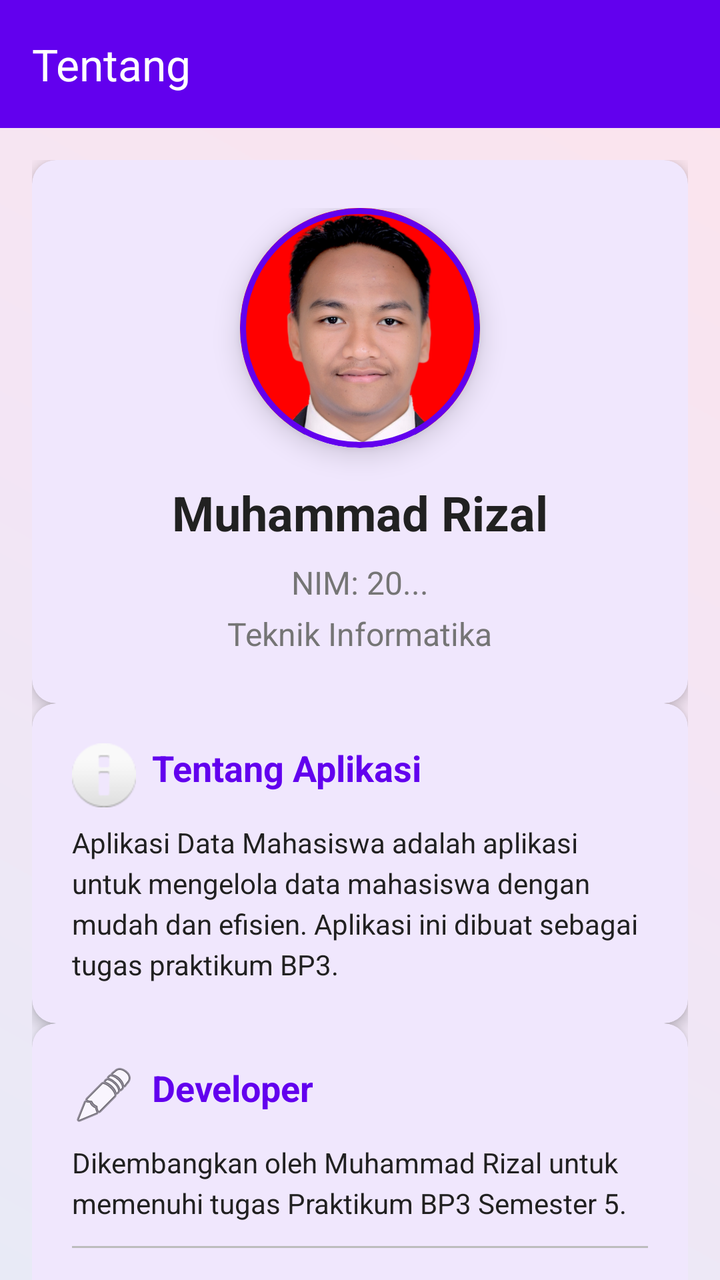
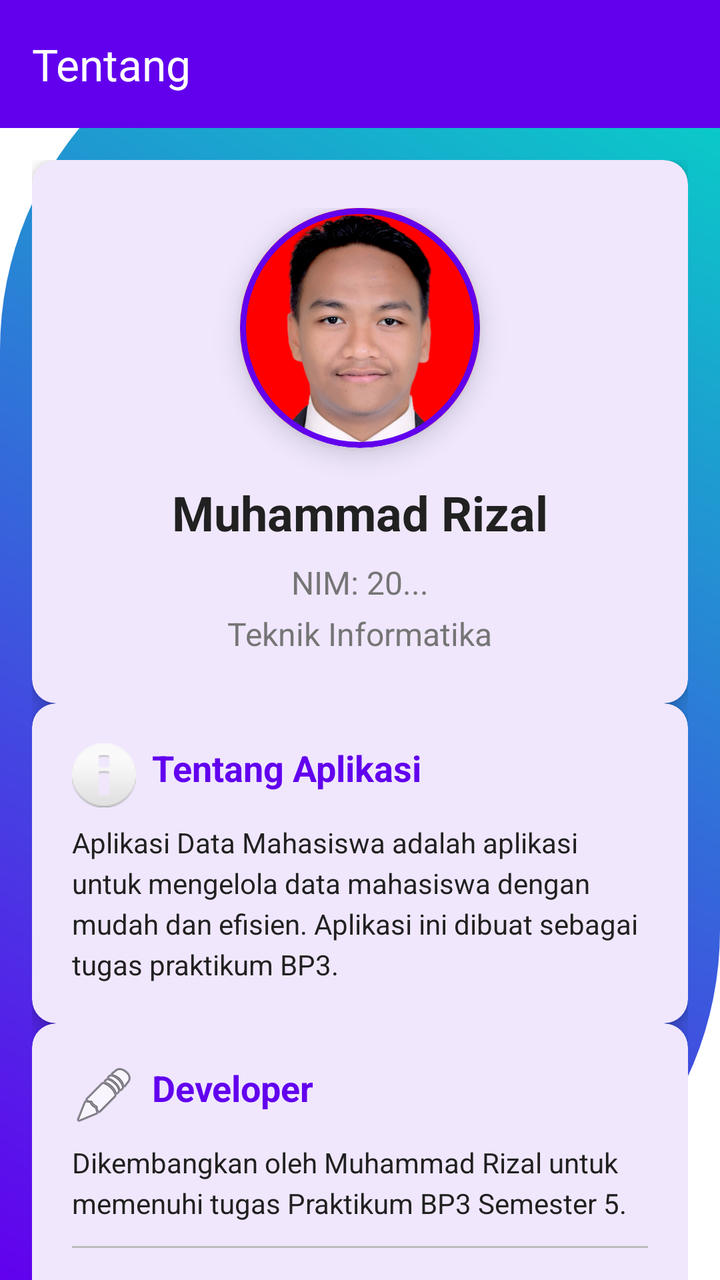

Compare the two renders of this Android layout. The source of the first and the diff that turns it into the second are given below.
<!-- AndroidManifest.xml: application theme Theme.Aplikasi_Data_Mahasiswa -->
<!-- res/layout/activity_tentang.xml -->
<?xml version="1.0" encoding="utf-8"?>
<androidx.coordinatorlayout.widget.CoordinatorLayout xmlns:android="http://schemas.android.com/apk/res/android"
    xmlns:app="http://schemas.android.com/apk/res-auto"
    android:layout_width="match_parent"
    android:layout_height="match_parent"
    android:background="@drawable/background_light_gradient">

    <com.google.android.material.appbar.AppBarLayout
        android:id="@+id/appBarLayout"
        android:layout_width="match_parent"
        android:layout_height="wrap_content"
        android:theme="@style/ThemeOverlay.Material3.Dark.ActionBar">

        <com.google.android.material.appbar.MaterialToolbar
            android:id="@+id/toolbar"
            style="@style/ToolbarStyle"
            android:layout_width="match_parent"
            android:layout_height="?attr/actionBarSize"
            app:title="Tentang"
            app:titleTextColor="@color/white" />

    </com.google.android.material.appbar.AppBarLayout>

    <androidx.core.widget.NestedScrollView
        android:layout_width="match_parent"
        android:layout_height="match_parent"
        app:layout_behavior="@string/appbar_scrolling_view_behavior">

        <LinearLayout
            android:layout_width="match_parent"
            android:layout_height="wrap_content"
            android:orientation="vertical"
            android:padding="16dp">

            
            <com.google.android.material.card.MaterialCardView
                style="@style/CardStyle"
                android:layout_width="match_parent"
                android:layout_height="wrap_content"
                android:layout_margin="0dp"
                android:layout_marginBottom="16dp">

                <LinearLayout
                    android:layout_width="match_parent"
                    android:layout_height="wrap_content"
                    android:gravity="center"
                    android:orientation="vertical"
                    android:padding="24dp">

                    
                    <com.google.android.material.card.MaterialCardView
                        android:layout_width="wrap_content"
                        android:layout_height="wrap_content"
                        app:cardCornerRadius="60dp"
                        app:cardElevation="8dp"
                        app:strokeColor="@color/profile_border"
                        app:strokeWidth="3dp">

                        <ImageView
                            android:id="@+id/profileImage"
                            style="@style/ProfileImageStyle"
                            android:src="@drawable/muhammad_rizal"
                            android:contentDescription="Profile Picture" />

                    </com.google.android.material.card.MaterialCardView>

                    
                    <TextView
                        android:id="@+id/profileName"
                        style="@style/ProfileNameStyle"
                        android:layout_width="wrap_content"
                        android:layout_height="wrap_content"
                        android:text="Muhammad Rizal" />

                    
                    <TextView
                        android:id="@+id/profileNim"
                        style="@style/ProfileInfoStyle"
                        android:layout_width="wrap_content"
                        android:layout_height="wrap_content"
                        android:text="NIM: 20..." />

                    
                    <TextView
                        android:id="@+id/profileClass"
                        style="@style/ProfileInfoStyle"
                        android:layout_width="wrap_content"
                        android:layout_height="wrap_content"
                        android:layout_marginTop="4dp"
                        android:text="Teknik Informatika" />

                </LinearLayout>

            </com.google.android.material.card.MaterialCardView>

            
            <com.google.android.material.card.MaterialCardView
                style="@style/CardStyle"
                android:layout_width="match_parent"
                android:layout_height="wrap_content"
                android:layout_margin="0dp"
                android:layout_marginTop="8dp"
                android:layout_marginBottom="16dp">

                <LinearLayout
                    android:layout_width="match_parent"
                    android:layout_height="wrap_content"
                    android:orientation="vertical"
                    android:padding="20dp">

                    <TextView
                        style="@style/SectionTitleStyle"
                        android:layout_width="wrap_content"
                        android:layout_height="wrap_content"
                        android:drawableStart="@android:drawable/ic_dialog_info"
                        android:drawablePadding="8dp"
                        android:text="Tentang Aplikasi" />

                    <TextView
                        style="@style/BodyTextStyle"
                        android:layout_width="match_parent"
                        android:layout_height="wrap_content"
                        android:text="Aplikasi Data Mahasiswa adalah aplikasi untuk mengelola data mahasiswa dengan mudah dan efisien. Aplikasi ini dibuat sebagai tugas praktikum BP3." />

                </LinearLayout>

            </com.google.android.material.card.MaterialCardView>

            
            <com.google.android.material.card.MaterialCardView
                style="@style/CardStyle"
                android:layout_width="match_parent"
                android:layout_height="wrap_content"
                android:layout_margin="0dp"
                android:layout_marginTop="8dp">

                <LinearLayout
                    android:layout_width="match_parent"
                    android:layout_height="wrap_content"
                    android:orientation="vertical"
                    android:padding="20dp">

                    <TextView
                        style="@style/SectionTitleStyle"
                        android:layout_width="wrap_content"
                        android:layout_height="wrap_content"
                        android:drawableStart="@android:drawable/ic_menu_edit"
                        android:drawablePadding="8dp"
                        android:text="Developer" />

                    <TextView
                        style="@style/BodyTextStyle"
                        android:layout_width="match_parent"
                        android:layout_height="wrap_content"
                        android:text="Dikembangkan oleh Muhammad Rizal untuk memenuhi tugas Praktikum BP3 Semester 5." />

                    <View
                        android:layout_width="match_parent"
                        android:layout_height="1dp"
                        android:layout_marginVertical="12dp"
                        android:background="@color/divider" />

                    <TextView
                        style="@style/BodyTextStyle"
                        android:layout_width="match_parent"
                        android:layout_height="wrap_content"
                        android:text="Version: 1.0.0"
                        android:textStyle="bold" />

                </LinearLayout>

            </com.google.android.material.card.MaterialCardView>

        </LinearLayout>

    </androidx.core.widget.NestedScrollView>

</androidx.coordinatorlayout.widget.CoordinatorLayout>
<!-- resources referenced by this layout -->
<resources>
  <color name="divider">#BDBDBD</color>
  <color name="profile_border">#6200EE</color>
  <color name="white">#FFFFFFFF</color>
  <!-- drawable background_light_gradient (drawable) -->
  <?xml version="1.0" encoding="utf-8"?>
  <shape xmlns:android="http://schemas.android.com/apk/res/android">
      <gradient
          android:angle="45"
          android:startColor="#E8EAF6"
          android:centerColor="#F3E5F5"
          android:endColor="#FCE4EC"
          android:type="linear" />
  </shape>
  <!-- drawable muhammad_rizal: png bitmap (drawable, 206297 bytes) -->
  <style name="BodyTextStyle">
          <item name="android:textSize">14sp</item>
          <item name="android:textColor">@color/text_primary</item>
          <item name="android:lineSpacingExtra">4dp</item>
      </style>
  <style name="CardStyle" parent="Widget.Material3.CardView.Elevated">
          <item name="cardBackgroundColor">@color/card_background</item>
          <item name="cardElevation">4dp</item>
          <item name="cardCornerRadius">12dp</item>
          <item name="android:layout_margin">16dp</item>
      </style>
  <style name="ProfileImageStyle">
          <item name="android:layout_width">120dp</item>
          <item name="android:layout_height">120dp</item>
          <item name="android:scaleType">centerCrop</item>
      </style>
  <style name="ProfileInfoStyle">
          <item name="android:textSize">16sp</item>
          <item name="android:textColor">@color/text_secondary</item>
          <item name="android:layout_marginTop">8dp</item>
      </style>
  <style name="ProfileNameStyle">
          <item name="android:textSize">24sp</item>
          <item name="android:textStyle">bold</item>
          <item name="android:textColor">@color/text_primary</item>
          <item name="android:layout_marginTop">16dp</item>
      </style>
  <style name="SectionTitleStyle">
          <item name="android:textSize">18sp</item>
          <item name="android:textStyle">bold</item>
          <item name="android:textColor">@color/primary</item>
          <item name="android:layout_marginBottom">8dp</item>
      </style>
  <style name="ToolbarStyle" parent="Widget.Material3.Toolbar">
          <item name="android:background">?attr/colorPrimary</item>
          <item name="titleTextColor">@color/white</item>
          <item name="android:elevation">4dp</item>
      </style>
  <style name="Theme.Aplikasi_Data_Mahasiswa" parent="Base.Theme.Aplikasi_Data_Mahasiswa" />
  <color name="text_primary">#212121</color>
  <color name="card_background">#FFFFFF</color>
  <color name="text_secondary">#757575</color>
  <color name="primary">#6200EE</color>
  <style name="Base.Theme.Aplikasi_Data_Mahasiswa" parent="Theme.Material3.DayNight.NoActionBar">
          
          <item name="colorPrimary">@color/primary</item>
          <item name="colorPrimaryDark">@color/primary_dark</item>
          <item name="colorAccent">@color/accent</item>
  
          
          <item name="android:colorBackground">@color/background</item>
          <item name="colorSurface">@color/surface</item>
  
          
          <item name="android:textColorPrimary">@color/text_primary</item>
          <item name="android:textColorSecondary">@color/text_secondary</item>
          <item name="android:textColorHint">@color/text_hint</item>
      </style>
  <color name="primary_dark">#3700B3</color>
  <color name="accent">#03DAC5</color>
  <color name="background">#FFFFFF</color>
  <color name="surface">#FFFFFF</color>
  <color name="text_hint">#9E9E9E</color>
</resources>

<!-- the commit's change to res/layout/activity_tentang.xml (unified diff, before → after) -->
@@ -1,9 +1,10 @@
 <?xml version="1.0" encoding="utf-8"?>
-<androidx.coordinatorlayout.widget.CoordinatorLayout xmlns:android="http://schemas.android.com/apk/res/android"
+<androidx.coordinatorlayout.widget.CoordinatorLayout
+    xmlns:android="http://schemas.android.com/apk/res/android"
     xmlns:app="http://schemas.android.com/apk/res-auto"
     android:layout_width="match_parent"
     android:layout_height="match_parent"
-    android:background="@drawable/background_light_gradient">
+    android:background="@drawable/custom_background">
 
     <com.google.android.material.appbar.AppBarLayout
         android:id="@+id/appBarLayout"
@@ -16,6 +17,7 @@
             style="@style/ToolbarStyle"
             android:layout_width="match_parent"
             android:layout_height="?attr/actionBarSize"
+            android:background="?attr/colorPrimary"
             app:title="Tentang"
             app:titleTextColor="@color/white" />
 
<!-- resource entries referenced after the edit -->
@@ -3,16 +3,21 @@
   <color name="divider">#BDBDBD</color>
   <color name="profile_border">#6200EE</color>
   <color name="white">#FFFFFFFF</color>
-  <!-- drawable background_light_gradient (drawable) -->
+  <!-- drawable custom_background (drawable) -->
   <?xml version="1.0" encoding="utf-8"?>
-  <shape xmlns:android="http://schemas.android.com/apk/res/android">
-      <gradient
-          android:angle="45"
-          android:startColor="#E8EAF6"
-          android:centerColor="#F3E5F5"
-          android:endColor="#FCE4EC"
-          android:type="linear" />
-  </shape>
+  <layer-list xmlns:android="http://schemas.android.com/apk/res/android">
+      <item>
+          <shape android:shape="rectangle">
+              <gradient
+                  android:startColor="@color/primary"
+                  android:endColor="@color/accent"
+                  android:angle="45" />
+              <corners
+                  android:topLeftRadius="175dp"
+                  android:bottomRightRadius="175dp" />
+          </shape>
+      </item>
+  </layer-list>
   <!-- drawable muhammad_rizal: png bitmap (drawable, 206297 bytes) -->
   <style name="BodyTextStyle">
           <item name="android:textSize">14sp</item>
